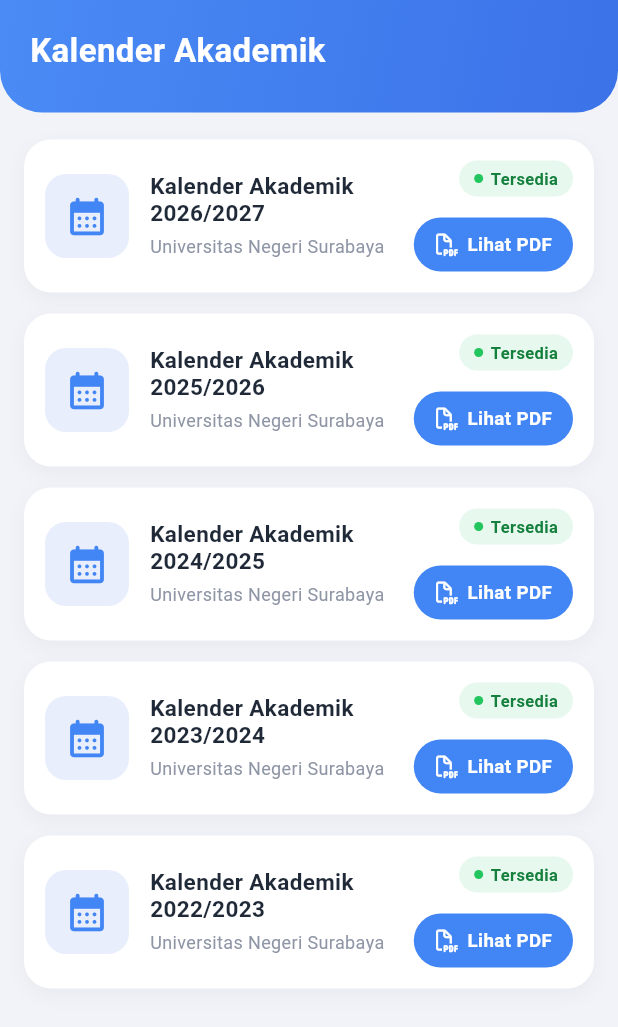
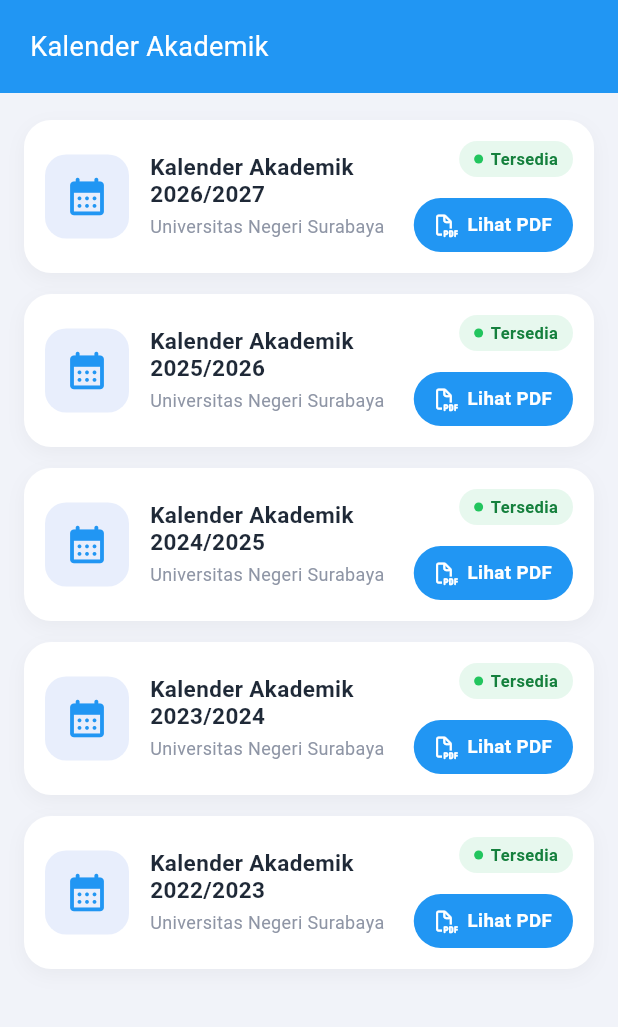
Before and after one commit to ENRIST/Aplikasi-Akademik-Mahasiswa, a Flutter app: the KalenderPage screen opened by its route, on a phone screen of 412 x 824 dp. Shown: the top 1027 px of the screen. Run offline on Flutter 3.47's test engine with Material 3 defaults, Android fonts, the light colour scheme and no system bars; our stand-ins replace font_awesome_flutter; missing offline and left inert: syncfusion_flutter_pdfviewer.

Commit message:
memperbaiki beberapa penamaan yang salah, memperbaiki ulang header pada kalender

```diff
--- a/lib/pages/kalender_page.dart
+++ b/lib/pages/kalender_page.dart
@@ -2,11 +2,10 @@
 import 'package:font_awesome_flutter/font_awesome_flutter.dart';
 import 'package:syncfusion_flutter_pdfviewer/pdfviewer.dart';
 
-
 class KalenderPage extends StatelessWidget {
   const KalenderPage({super.key});
 
-  static const Color _primaryBlue = Color(0xFF4285F4);
+  static const Color _primaryBlue = Color(0xFF2196F3);
   static const Color _iconBg = Color(0xFFE8EEFC);
   static const Color _bgPage = Color(0xFFF1F3F9);
   static const Color _green = Color(0xFF22C55E);
@@ -24,9 +23,9 @@
 
   @override
   Widget build(BuildContext context) {
-    return Scaffold(
-      backgroundColor: _bgPage,
-      body: SafeArea(
+    return Material(
+      color: _bgPage,
+      child: SafeArea(
         top: false,
         bottom: false,
         child: Column(
@@ -81,24 +80,17 @@
   Widget _buildHeader() {
     return Container(
       width: double.infinity,
-      padding: const EdgeInsets.fromLTRB(20, 18, 20, 26),
-      decoration: const BoxDecoration(
-        gradient: LinearGradient(
-          begin: Alignment.topLeft,
-          end: Alignment.bottomRight,
-          colors: [Color(0xFF4A8BF5), Color(0xFF3B72E8)],
-        ),
-        borderRadius: BorderRadius.only(
-          bottomLeft: Radius.circular(28),
-          bottomRight: Radius.circular(28),
-        ),
-      ),
-      child: const Text(
-        'Kalender Akademik',
-        style: TextStyle(
-          color: Colors.white,
-          fontSize: 22,
-          fontWeight: FontWeight.w600,
+      padding: const EdgeInsets.symmetric(horizontal: 20, vertical: 18),
+      color: _primaryBlue,
+      child: const Align(
+        alignment: Alignment.centerLeft,
+        child: Text(
+          'Kalender Akademik',
+          style: TextStyle(
+            color: Colors.white,
+            fontSize: 18,
+            fontWeight: FontWeight.w400,
+          ),
         ),
       ),
     );
--- a/lib/pages/login_page.dart
+++ b/lib/pages/login_page.dart
@@ -1,4 +1,5 @@
 import 'package:flutter/material.dart';
+
 import '../routes.dart';
 
 class LoginPage extends StatelessWidget {
@@ -92,7 +93,7 @@
                     alignment: Alignment.centerRight,
                     child: TextButton(
                       onPressed: () {
-                        Navigator.pushNamed(context, AppRoutes.ForgotPassword);
+                        Navigator.pushNamed(context, AppRoutes.forgotPassword);
                       },
                       child: const Text("Lupa Password?"),
                     ),
--- a/lib/pages/nav_bar.dart
+++ b/lib/pages/nav_bar.dart
@@ -3,6 +3,7 @@
 // PASTIKAN KEDUA IMPORT INI ADA DAN NAMANYA SESUAI DENGAN FILE KAMU, KALO MAU NAMBAH PAGES FILENYA TARO BAGIAN INI YA REK
 import 'status_mahasiswa.dart';
 import 'biodata_mahasiswa.dart';
+import 'kalender_page.dart';
 
 class MainPage extends StatefulWidget {
   const MainPage({super.key});
@@ -17,7 +18,7 @@
   final List<Widget> _pages = [
     const Center(child: Text('Halaman Pesan (Belum Ada)')),
     StatusMahasiswaPage(),
-    const Center(child: Text('Halaman Kalender (Belum Ada)')),
+    KalenderPage(),
     BiodataMahasiswaPage(),
   ];
 
@@ -44,24 +45,43 @@
           mainAxisAlignment: MainAxisAlignment.spaceAround,
           children: [
             _buildNavItem(icon: Icons.email_outlined, index: 0),
-            _buildNavItem(icon: Icons.home_outlined, activeIcon: Icons.home, index: 1),
+            _buildNavItem(
+              icon: Icons.home_outlined,
+              activeIcon: Icons.home,
+              index: 1,
+            ),
             _buildNavItem(icon: Icons.calendar_month_outlined, index: 2),
-            _buildNavItem(icon: Icons.person_outline, activeIcon: Icons.person, index: 3),
+            _buildNavItem(
+              icon: Icons.person_outline,
+              activeIcon: Icons.person,
+              index: 3,
+            ),
           ],
         ),
       ),
     );
   }
 
-  Widget _buildNavItem({required IconData icon, IconData? activeIcon, required int index}) {
+  Widget _buildNavItem({
+    required IconData icon,
+    IconData? activeIcon,
+    required int index,
+  }) {
     bool isActive = _selectedIndex == index;
     return GestureDetector(
       onTap: () => _onItemTapped(index),
       child: isActive
           ? Container(
               padding: const EdgeInsets.all(6),
-              decoration: const BoxDecoration(color: Colors.white, shape: BoxShape.circle),
-              child: Icon(activeIcon ?? icon, color: const Color(0xFF2196F3), size: 22),
+              decoration: const BoxDecoration(
+                color: Colors.white,
+                shape: BoxShape.circle,
+              ),
+              child: Icon(
+                activeIcon ?? icon,
+                color: const Color(0xFF2196F3),
+                size: 22,
+              ),
             )
           : Icon(icon, color: Colors.white, size: 24),
     );
--- a/lib/routes.dart
+++ b/lib/routes.dart
@@ -1,24 +1,25 @@
 import 'package:flutter/material.dart';
+
 import 'pages/login_page.dart';
 import 'pages/home_page.dart';
 import 'pages/kalender_page.dart';
-import 'pages/Forgot_Password_Page.dart';
+import 'pages/forgot_password_page.dart';
 import 'pages/status_mahasiswa.dart';
 import 'pages/biodata_mahasiswa.dart';
-import 'pages/main_page.dart';
+import 'pages/nav_bar.dart';
 
 class AppRoutes {
   static const String login = 'pages/login_page.dart';
-  static const String ForgotPassword = 'pages/forgot_password_page.dart';
+  static const String forgotPassword = 'pages/forgot_password_page.dart';
   static const String home = 'pages/home_page.dart';
   static const String kalender = 'pages/kalender_page.dart';
   static const String statusMahasiswa = 'pages/status_mahasiswa.dart';
   static const String biodataMahasiswa = 'pages/biodata_mahasiswa.dart';
-  static const String mainPage = 'pages/main_page.dart';
+  static const String mainPage = 'pages/nav_bar.dart';
 
   static Map<String, WidgetBuilder> get routes => {
     login: (context) => const LoginPage(),
-    ForgotPassword: (context) => const ForgotPasswordPage(),
+    forgotPassword: (context) => const ForgotPasswordPage(),
     home: (context) => const HomePage(),
     kalender: (context) => const KalenderPage(),
     statusMahasiswa: (context) => const StatusMahasiswaPage(),
```
